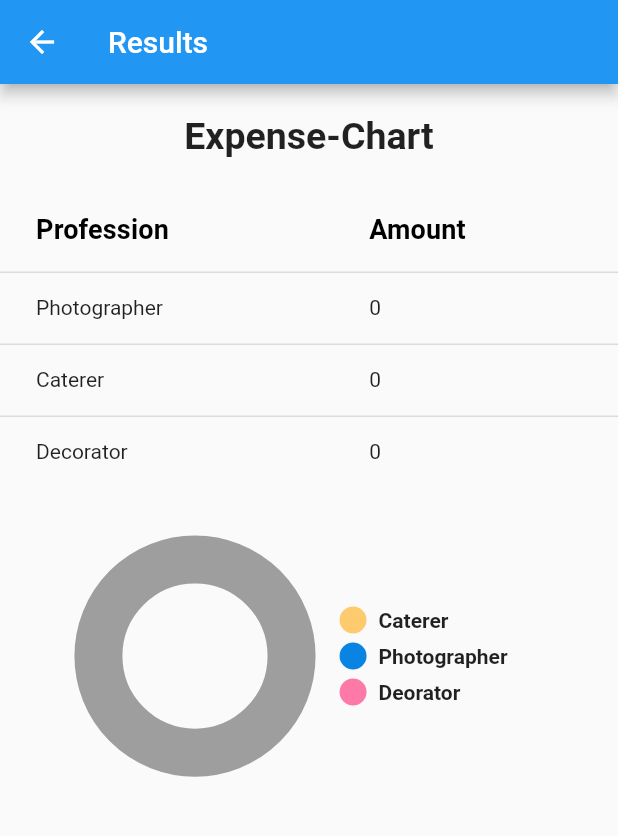
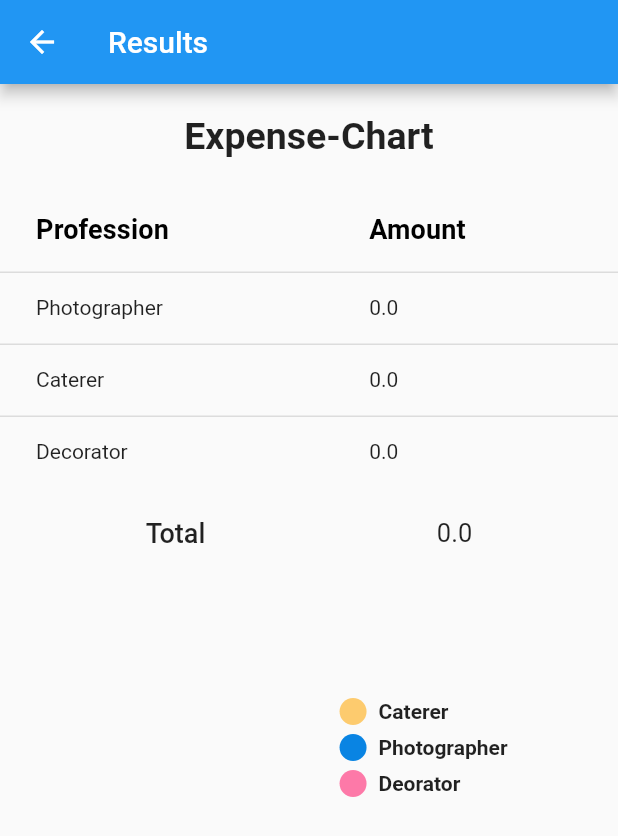
Before and after one commit to shubhamshree2001/pher_task, a Flutter app: the Result screen opened directly, on a phone screen of 412 x 824 dp. Shown: the top 836 px of the screen. Run offline on Flutter 3.47's test engine with Material 2 defaults, Android fonts, the phone set to English and light mode, and no system bars; drawn by our look-alikes of pie_chart.

Commit message:
Screenshots added

```diff
--- a/lib/screens/home.dart
+++ b/lib/screens/home.dart
@@ -58,9 +58,9 @@ class _HomeState extends State<Home> {
         context,
         MaterialPageRoute(
             builder: (context) => Result(
-                catererAmount: int.parse(_controller1.text),
-                decoratoramount: int.parse(_controller2.text),
-                photographerAmount: int.parse(_controller3.text))),
+                catererAmount: double.parse(_controller1.text),
+                decoratoramount: double.parse(_controller2.text),
+                photographerAmount: double.parse(_controller3.text))),
       );
     }
   }
--- a/lib/screens/result.dart
+++ b/lib/screens/result.dart
@@ -2,9 +2,9 @@ import 'package:flutter/material.dart';
 import 'package:pie_chart/pie_chart.dart';
 
 class Result extends StatefulWidget {
-  int catererAmount;
-  int photographerAmount;
-  int decoratoramount;
+  double catererAmount;
+  double photographerAmount;
+  double decoratoramount;
   Result({
     Key? key,
     this.catererAmount = 0,
@@ -23,7 +23,7 @@ class _ResultState extends State<Result> {
     Color(0xff0984e3),
     Color(0xfffd79a8),
   ];
-  int sum = 0;
+  double sum = 0;
   @override
   void initState() {
     // TODO: implement initState
@@ -32,9 +32,9 @@ class _ResultState extends State<Result> {
         widget.decoratoramount +
         widget.photographerAmount;
     dataMap = {
-      "Caterer": double.parse(widget.catererAmount.toString()),
-      "Photographer": double.parse(widget.photographerAmount.toString()),
-      "Deorator": double.parse(widget.decoratoramount.toString()),
+      "Caterer": (widget.catererAmount * 100) / sum,
+      "Photographer": (widget.photographerAmount * 100) / sum,
+      "Deorator": (widget.decoratoramount * 100) / sum,
     };
   }
 
@@ -81,6 +81,24 @@ class _ResultState extends State<Result> {
             ],
           ),
           Padding(
+            padding: EdgeInsets.all(20),
+            child: Row(
+              mainAxisAlignment: MainAxisAlignment.spaceAround,
+              children: [
+                Text("Total",
+                    style: TextStyle(
+                      fontSize: 18,
+                      fontWeight: FontWeight.w500,
+                    )),
+                Text(sum.toString(),
+                    style: TextStyle(
+                      fontSize: 17,
+                      fontWeight: FontWeight.w400,
+                    )),
+              ],
+            ),
+          ),
+          Padding(
             padding: const EdgeInsets.all(40.0),
             child: PieChart(
               dataMap: dataMap,
```
Also changed, not shown: 5 other files.
